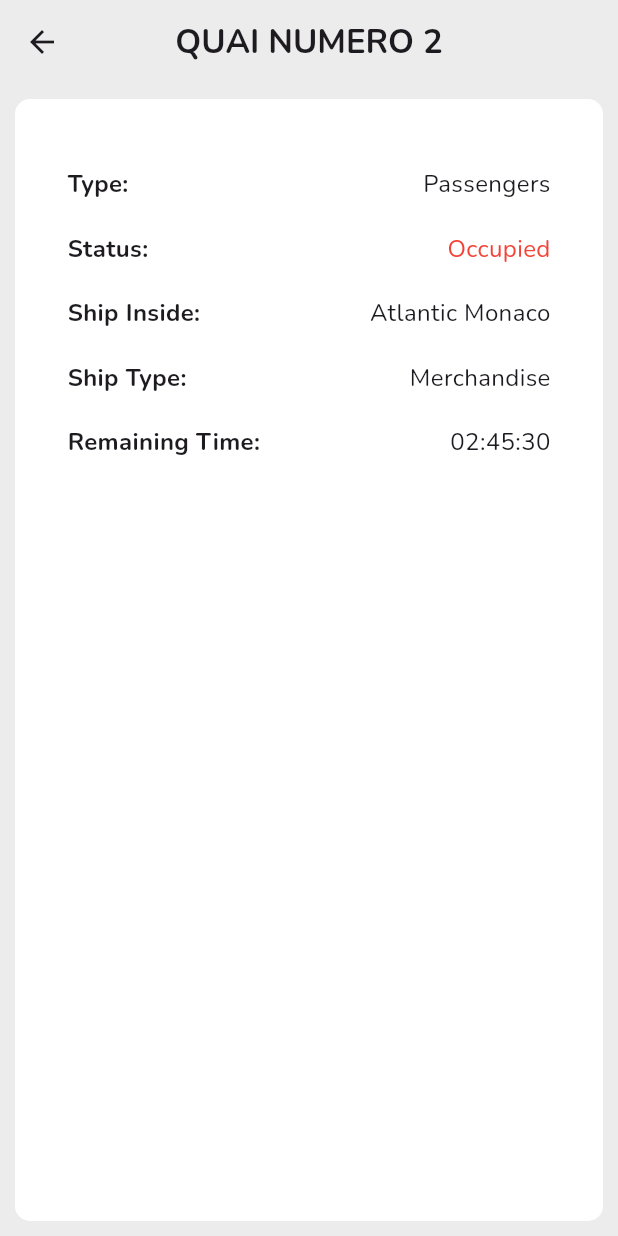
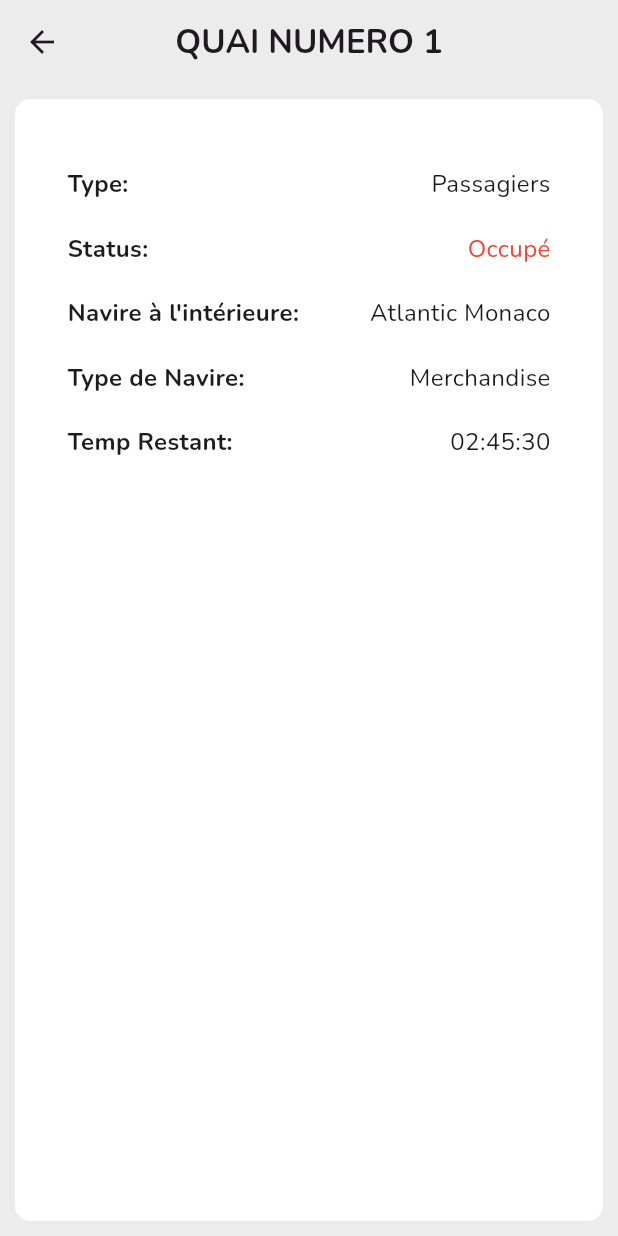
Before and after one commit to muohannedxd/hack-bejaia, a Flutter app: the Quai screen opened by its route, on a phone screen of 412 x 824 dp. Run offline on Flutter 3.47's test engine with Material 3 defaults, Android fonts, the phone set to English and light mode, and no system bars; our stand-ins replace flutter_map, latlong2, pie_chart, supabase_flutter; accounts and stored records are empty.

```diff
--- a/lib/screens/Navire.dart
+++ b/lib/screens/Navire.dart
@@ -110,7 +110,7 @@ class NavireScreen extends StatelessWidget {
                   crossAxisAlignment: CrossAxisAlignment.start,
                   children: [
                     Text(
-                      'Ship Type: ',
+                      'Type de Navire: ',
                       style: TextStyle(
                           fontSize: 16.0, fontWeight: FontWeight.bold),
                     ),
--- a/lib/screens/Quai.dart
+++ b/lib/screens/Quai.dart
@@ -1,4 +1,4 @@
-// ignore_for_file: prefer_const_constructors
+// ignore_for_file: prefer_const_constructors, prefer_const_literals_to_create_immutables
 
 import 'package:flutter/material.dart';
 
@@ -11,7 +11,7 @@ class Quai extends StatelessWidget {
       appBar: AppBar(
         backgroundColor: Colors.transparent,
         title: Text(
-          'QUAI NUMERO 2',
+          'QUAI NUMERO 1',
           style: TextStyle(fontWeight: FontWeight.bold),
         ),
         centerTitle: true,
@@ -45,7 +45,7 @@ class Quai extends StatelessWidget {
                     child: Align(
                       alignment: Alignment.centerRight,
                       child: Text(
-                        'Passengers',
+                        'Passagiers',
                         style: TextStyle(fontSize: 16.0),
                       ),
                     ),
@@ -65,7 +65,7 @@ class Quai extends StatelessWidget {
                     child: Align(
                       alignment: Alignment.centerRight,
                       child: Text(
-                        'Occupied',
+                        'Occupé',
                         style: TextStyle(fontSize: 16.0, color: Colors.red),
                       ),
                     ),
@@ -79,7 +79,7 @@ class Quai extends StatelessWidget {
                 crossAxisAlignment: CrossAxisAlignment.start,
                 children: [
                   Text(
-                    'Ship Inside: ',
+                    "Navire à l'intérieure: ",
                     style: TextStyle(fontSize: 16.0, fontWeight: FontWeight.bold),
                   ),
                   Expanded(
@@ -99,7 +99,7 @@ class Quai extends StatelessWidget {
                 crossAxisAlignment: CrossAxisAlignment.start,
                 children: [
                   Text(
-                    'Ship Type: ',
+                    'Type de Navire: ',
                     style: TextStyle(fontSize: 16.0, fontWeight: FontWeight.bold),
                   ),
                   Expanded(
@@ -120,7 +120,7 @@ class Quai extends StatelessWidget {
                 crossAxisAlignment: CrossAxisAlignment.start,
                 children: [
                   Text(
-                    'Remaining Time: ',
+                    'Temp Restant: ',
                     style: TextStyle(fontSize: 16.0, fontWeight: FontWeight.bold),
                   ),
                   Expanded(
```
